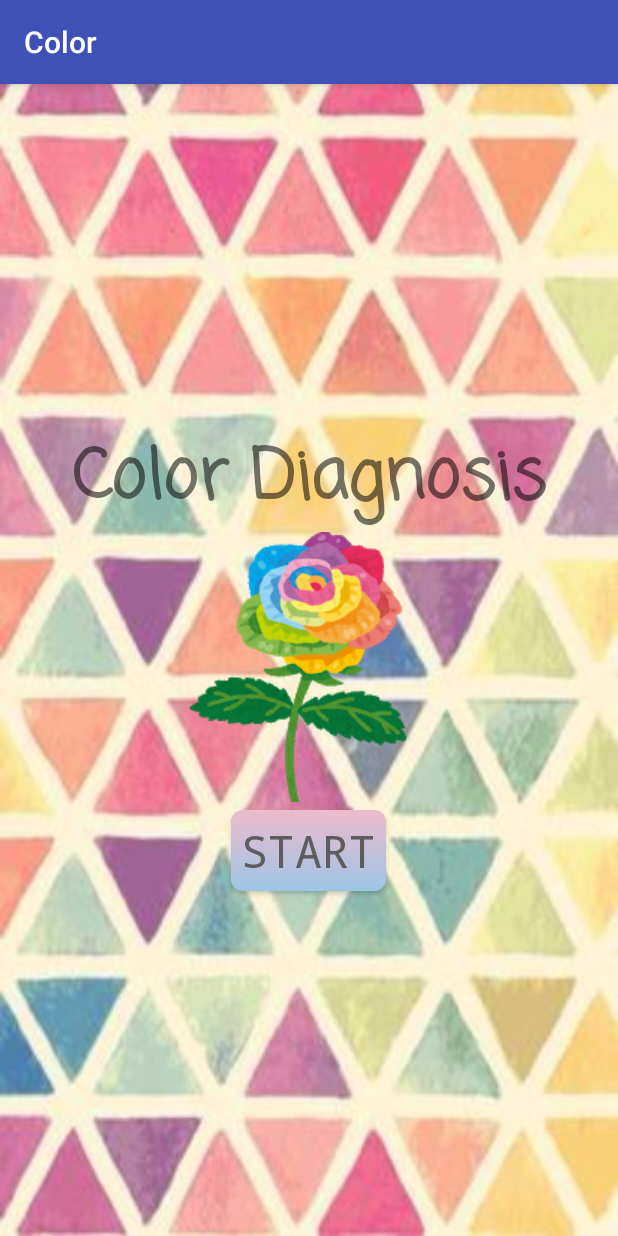
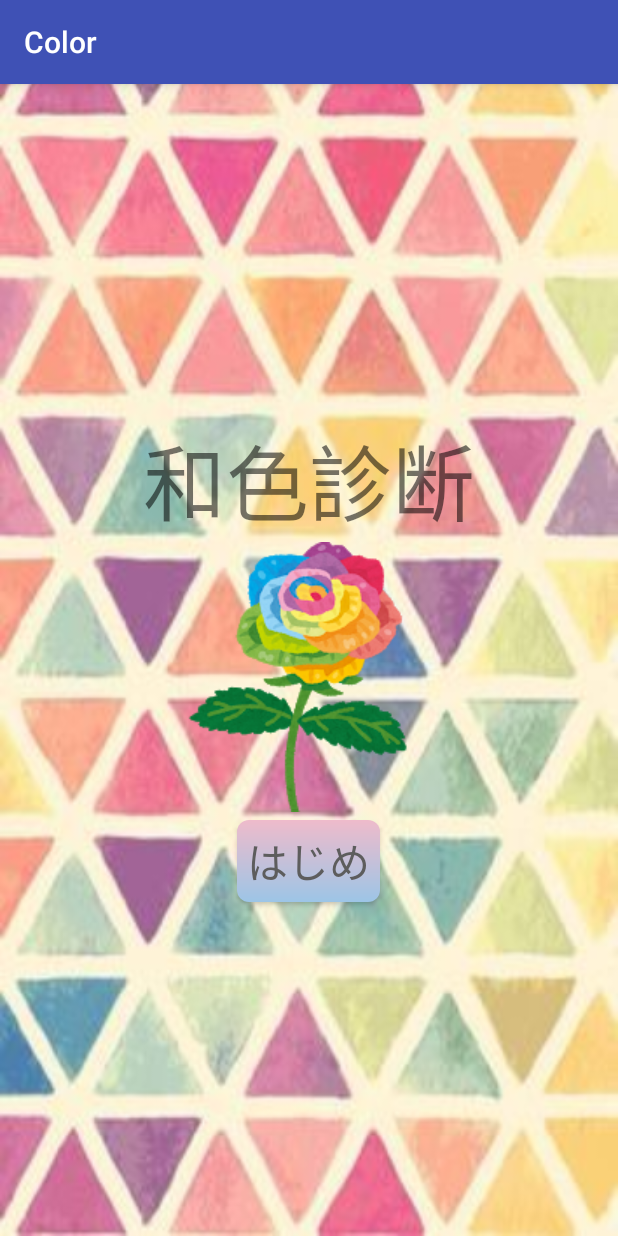
Before and after one commit to shimamama/Color, an Android app: the screen it shows after launch (MainActivity), on a phone screen of 412 x 824 dp. Run offline under Robolectric (Android 15) with nearby library versions, the phone set to English and light mode, and no system bars; Roboto replaces fonts that are not available here; 2 statements that could not run were skipped.

Commit message:
フォント
ネットから拾ったフォントを追加して、タイトル画面のTextViewとButtonの文字を変更。

```diff
--- a/app/src/main/java/com/test/color/MainActivity.java
+++ b/app/src/main/java/com/test/color/MainActivity.java
@@ -5,6 +5,7 @@ import android.graphics.Typeface;
 import android.support.v7.app.AppCompatActivity;
 import android.os.Bundle;
 import android.view.View;
+import android.widget.Button;
 import android.widget.TextView;
 
 import com.test.color.MainActivity;
@@ -19,6 +20,14 @@ public class MainActivity extends AppCompatActivity {
     protected void onCreate(Bundle savedInstanceState) {
         super.onCreate(savedInstanceState);
         setContentView(R.layout.activity_main);
+
+        TextView txt = (TextView) findViewById(R.id.title_text);
+        Typeface font = Typeface.createFromAsset(getAssets(), "shirokuma.otf");
+        txt.setTypeface(font);
+
+        Button txt2 = (Button) findViewById(R.id.title_start);
+        Typeface font2 = Typeface.createFromAsset(getAssets(),"shirokuma.otf");
+        txt2.setTypeface(font2);
     }
 
     // 画面切り替え  **********************************
--- a/app/src/main/res/layout/activity_main.xml
+++ b/app/src/main/res/layout/activity_main.xml
@@ -18,11 +18,10 @@
         android:id="@+id/title_text"
         android:layout_width="wrap_content"
         android:layout_height="wrap_content"
-        android:text="Color Diagnosis"
+        android:text="和色診断"
         android:textAllCaps="false"
-        android:textSize="45sp"
-        android:textStyle="bold"
-        app:fontFamily="casual" />
+        android:textSize="55sp"
+        android:textStyle="bold" />
 
     <ImageView
         android:layout_width="wrap_content"
@@ -31,14 +30,15 @@
         android:src="@drawable/main" />
 
     <Button
+        android:id="@+id/title_start"
         android:layout_width="wrap_content"
         android:layout_height="wrap_content"
         android:layout_marginTop="5dp"
         android:background="@drawable/frame_style"
         android:onClick="onStart"
-        android:text="start"
+        android:text="はじめ"
         android:textColor="#5d5d5d"
-        android:textSize="30sp"
+        android:textSize="27sp"
         android:typeface="monospace" />
 
 </LinearLayout>
```
Also changed, not shown: app/src/main/assets/NotoSansJavanese-Regular.ttf (added), app/src/main/assets/fonts/GauFontKusanagi.TTF (deleted), app/src/main/assets/gaufontkusanagi.ttf (added), app/src/main/assets/iroha-mochi.otf (added), app/src/main/assets/marumiji.ttf (added), 1 other file.
